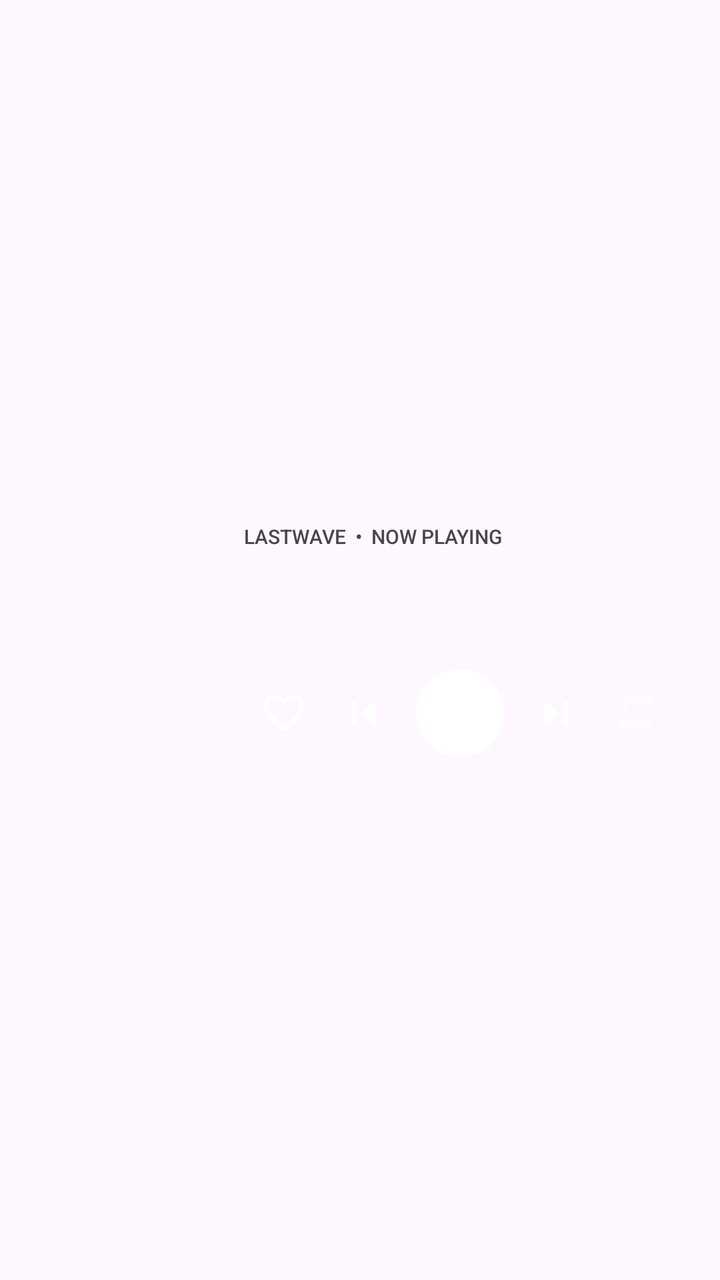
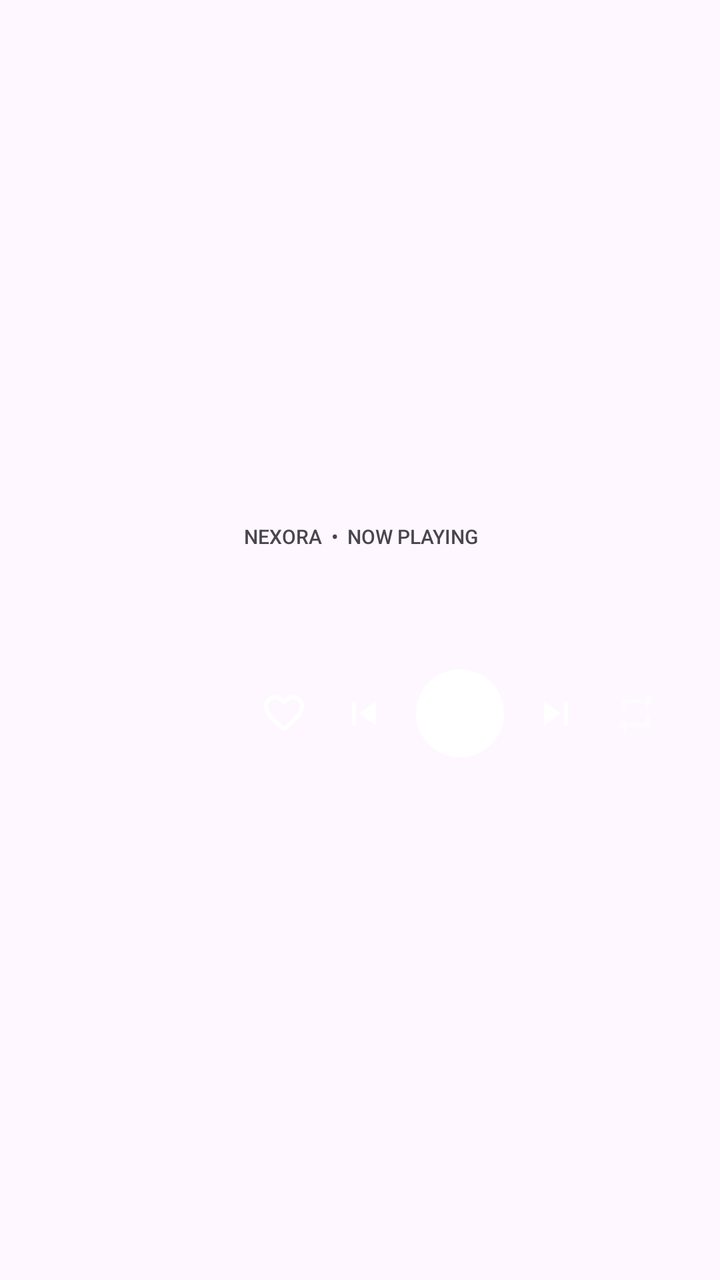

Screens rendered from an Android XML layout before and after an edit, with the pre-edit source and the edit as a unified diff.
<!-- AndroidManifest.xml: application theme Theme.Nexora.Splash -->
<!-- res/layout/notification_player_expanded.xml -->
<?xml version="1.0" encoding="utf-8"?>
<FrameLayout xmlns:android="http://schemas.android.com/apk/res/android"
    android:id="@+id/notification_root"
    android:layout_width="match_parent"
    android:layout_height="152dp"
    android:clipToOutline="true">

    <ImageView
        android:id="@+id/notification_background"
        android:layout_width="match_parent"
        android:layout_height="match_parent"
        android:contentDescription="@null"
        android:scaleType="fitXY" />

    <LinearLayout
        android:layout_width="match_parent"
        android:layout_height="match_parent"
        android:gravity="center_vertical"
        android:orientation="horizontal"
        android:padding="12dp">

        <ImageView
            android:id="@+id/notification_artwork"
            android:layout_width="96dp"
            android:layout_height="96dp"
            android:contentDescription="@null"
            android:scaleType="centerCrop" />

        <LinearLayout
            android:layout_width="0dp"
            android:layout_height="match_parent"
            android:layout_marginStart="14dp"
            android:layout_weight="1"
            android:gravity="center_vertical"
            android:orientation="vertical">

            <TextView
                android:id="@+id/notification_brand"
                android:layout_width="match_parent"
                android:layout_height="wrap_content"
                android:ellipsize="end"
                android:fontFamily="sans-serif-medium"
                android:maxLines="1"
                android:text="LASTWAVE  •  NOW PLAYING"
                android:textSize="10sp" />

            <TextView
                android:id="@+id/notification_title"
                android:layout_width="match_parent"
                android:layout_height="wrap_content"
                android:layout_marginTop="3dp"
                android:ellipsize="end"
                android:fontFamily="sans-serif-medium"
                android:maxLines="1"
                android:textSize="16sp" />

            <TextView
                android:id="@+id/notification_artist"
                android:layout_width="match_parent"
                android:layout_height="wrap_content"
                android:ellipsize="end"
                android:maxLines="1"
                android:textSize="12sp" />

            <TextView
                android:id="@+id/notification_album"
                android:layout_width="match_parent"
                android:layout_height="wrap_content"
                android:ellipsize="end"
                android:maxLines="1"
                android:textSize="10sp" />

            <LinearLayout
                android:layout_width="wrap_content"
                android:layout_height="44dp"
                android:layout_marginTop="5dp"
                android:gravity="center_vertical"
                android:orientation="horizontal">

                <ImageButton
                    android:id="@+id/notification_like"
                    android:layout_width="40dp"
                    android:layout_height="40dp"
                    android:background="@android:color/transparent"
                    android:contentDescription="@string/wave_widget_like"
                    android:padding="9dp"
                    android:src="@drawable/ic_wave_widget_favorite" />

                <ImageButton
                    android:id="@+id/notification_previous"
                    android:layout_width="40dp"
                    android:layout_height="40dp"
                    android:background="@android:color/transparent"
                    android:contentDescription="@string/desc_previous"
                    android:padding="9dp"
                    android:src="@drawable/ic_widget_skip_previous" />

                <FrameLayout
                    android:layout_width="44dp"
                    android:layout_height="44dp"
                    android:layout_marginStart="6dp"
                    android:layout_marginEnd="6dp">

                    <ImageView
                        android:id="@+id/notification_play_surface"
                        android:layout_width="match_parent"
                        android:layout_height="match_parent"
                        android:contentDescription="@null"
                        android:src="@drawable/ic_notification_control_surface" />

                    <ImageButton
                        android:id="@+id/notification_play_pause"
                        android:layout_width="match_parent"
                        android:layout_height="match_parent"
                        android:background="@android:color/transparent"
                        android:contentDescription="@string/desc_play_pause"
                        android:padding="11dp"
                        android:src="@drawable/ic_widget_play" />
                </FrameLayout>

                <ImageButton
                    android:id="@+id/notification_next"
                    android:layout_width="40dp"
                    android:layout_height="40dp"
                    android:background="@android:color/transparent"
                    android:contentDescription="@string/desc_next"
                    android:padding="9dp"
                    android:src="@drawable/ic_widget_skip_next" />

                <ImageButton
                    android:id="@+id/notification_repeat"
                    android:layout_width="40dp"
                    android:layout_height="40dp"
                    android:background="@android:color/transparent"
                    android:contentDescription="@string/desc_repeat"
                    android:padding="9dp"
                    android:src="@drawable/ic_repeat" />
            </LinearLayout>
        </LinearLayout>
    </LinearLayout>
</FrameLayout>
<!-- resources referenced by this layout -->
<resources>
  <!-- drawable ic_notification_control_surface (drawable) -->
  <vector xmlns:android="http://schemas.android.com/apk/res/android"
      android:width="40dp"
      android:height="40dp"
      android:viewportWidth="40"
      android:viewportHeight="40">
      <path
          android:fillColor="#FFFFFFFF"
          android:pathData="M20,0A20,20 0,1 1,20 40A20,20 0,1 1,20 0" />
  </vector>
  <!-- drawable ic_repeat (drawable) -->
  <vector xmlns:android="http://schemas.android.com/apk/res/android"
      android:width="24dp"
      android:height="24dp"
      android:alpha="0.45"
      android:viewportWidth="24"
      android:viewportHeight="24">
      <path
          android:fillColor="#FFFFFFFF"
          android:pathData="M7,7h10v3l4,-4l-4,-4v3H5v6h2V7zm10,10H7v-3l-4,4l4,4v-3h12v-6h-2v4z" />
  </vector>
  <!-- drawable ic_widget_play (drawable) -->
  <vector xmlns:android="http://schemas.android.com/apk/res/android"
      android:width="24dp"
      android:height="24dp"
      android:viewportWidth="24"
      android:viewportHeight="24">
      <path
          android:fillColor="#FFFFFFFF"
          android:pathData="M8,5v14l11,-7z" />
  </vector>
  <!-- drawable ic_widget_skip_next (drawable) -->
  <vector xmlns:android="http://schemas.android.com/apk/res/android"
      android:width="24dp"
      android:height="24dp"
      android:viewportWidth="24"
      android:viewportHeight="24">
      <path
          android:fillColor="#FFFFFFFF"
          android:pathData="M6,18l8.5,-6L6,6v12zM16,6v12h2V6h-2z" />
  </vector>
  <!-- drawable ic_widget_skip_previous (drawable) -->
  <vector xmlns:android="http://schemas.android.com/apk/res/android"
      android:width="24dp"
      android:height="24dp"
      android:viewportWidth="24"
      android:viewportHeight="24">
      <path
          android:fillColor="#FFFFFFFF"
          android:pathData="M6,6h2v12H6zm3.5,6l8.5,6V6z" />
  </vector>
  <string name="desc_next">Next</string>
  <string name="desc_play_pause">Play or pause</string>
  <string name="desc_previous">Previous</string>
  <string name="desc_repeat">Repeat</string>
  <string name="wave_widget_like">Like</string>
  <style name="Theme.Nexora.Splash" parent="Theme.Nexora">
          <item name="android:windowSplashScreenBackground" tools:targetApi="s">@color/splash_background</item>
          <item name="android:windowSplashScreenAnimatedIcon" tools:targetApi="s">@mipmap/ic_launcher</item>
          <item name="postSplashScreenTheme">@style/Theme.Nexora</item>
          <item name="windowSplashScreenBackground">@color/splash_background</item>
          <item name="windowSplashScreenAnimatedIcon">@mipmap/ic_launcher</item>
      </style>
  <style name="Theme.Nexora" parent="Theme.Material3.DayNight.NoActionBar">
          <item name="android:statusBarColor">@android:color/transparent</item>
          <item name="android:navigationBarColor">@android:color/transparent</item>
          <item name="android:windowLightStatusBar">false</item>
          <item name="android:windowLightNavigationBar" tools:targetApi="q">false</item>
          <item name="android:enforceNavigationBarContrast" tools:targetApi="q">false</item>
          <item name="android:enforceStatusBarContrast" tools:targetApi="q">false</item>
          <item name="android:forceDarkAllowed" tools:targetApi="q">false</item>
          <item name="bottomSheetDialogTheme">@style/ThemeOverlay.Nexora.BottomSheetDialog</item>
      </style>
  <color name="splash_background">#FF100F0F</color>
  <style name="ThemeOverlay.Nexora.BottomSheetDialog" parent="ThemeOverlay.Material3.BottomSheetDialog">
          <item name="android:navigationBarColor">@android:color/transparent</item>
          <item name="android:statusBarColor">@android:color/transparent</item>
          <item name="android:windowLightNavigationBar" tools:targetApi="q">false</item>
          <item name="android:enforceNavigationBarContrast" tools:targetApi="q">false</item>
          <item name="android:enforceStatusBarContrast" tools:targetApi="q">false</item>
          <item name="android:windowDrawsSystemBarBackgrounds">true</item>
      </style>
  <!-- unchanged entries left out for length: 1 -->
</resources>

<!-- the commit's change to res/layout/notification_player_expanded.xml (unified diff, before → after) -->
@@ -41,7 +41,7 @@
                 android:ellipsize="end"
                 android:fontFamily="sans-serif-medium"
                 android:maxLines="1"
-                android:text="LASTWAVE  •  NOW PLAYING"
+                android:text="NEXORA  •  NOW PLAYING"
                 android:textSize="10sp" />
 
             <TextView
